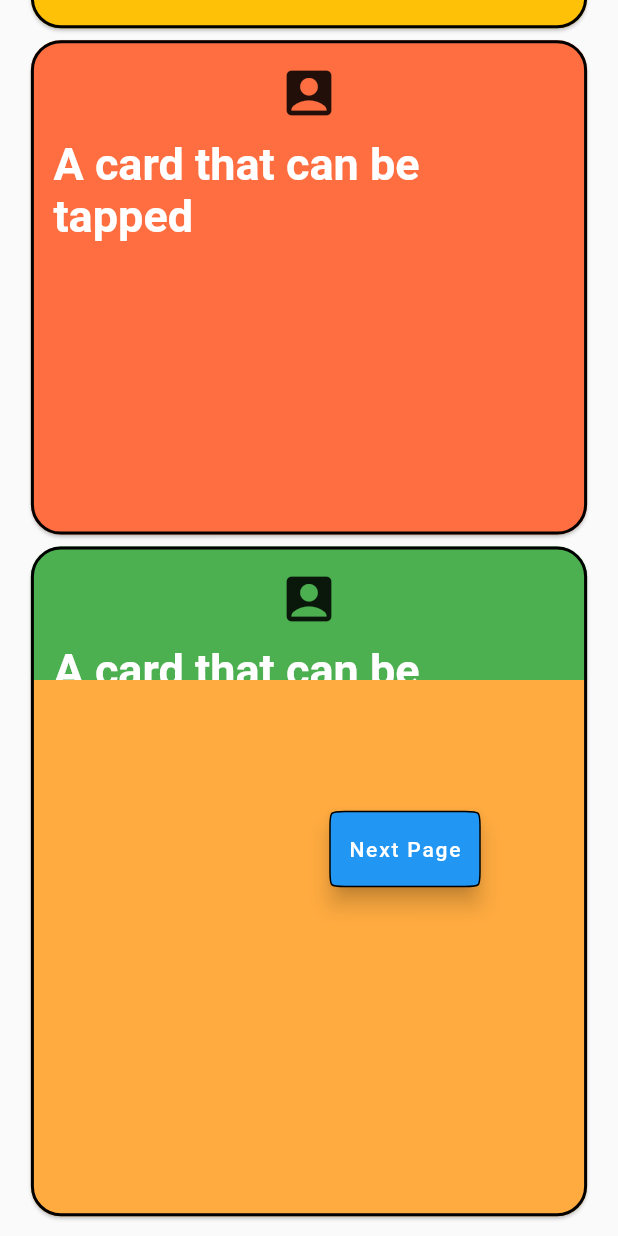
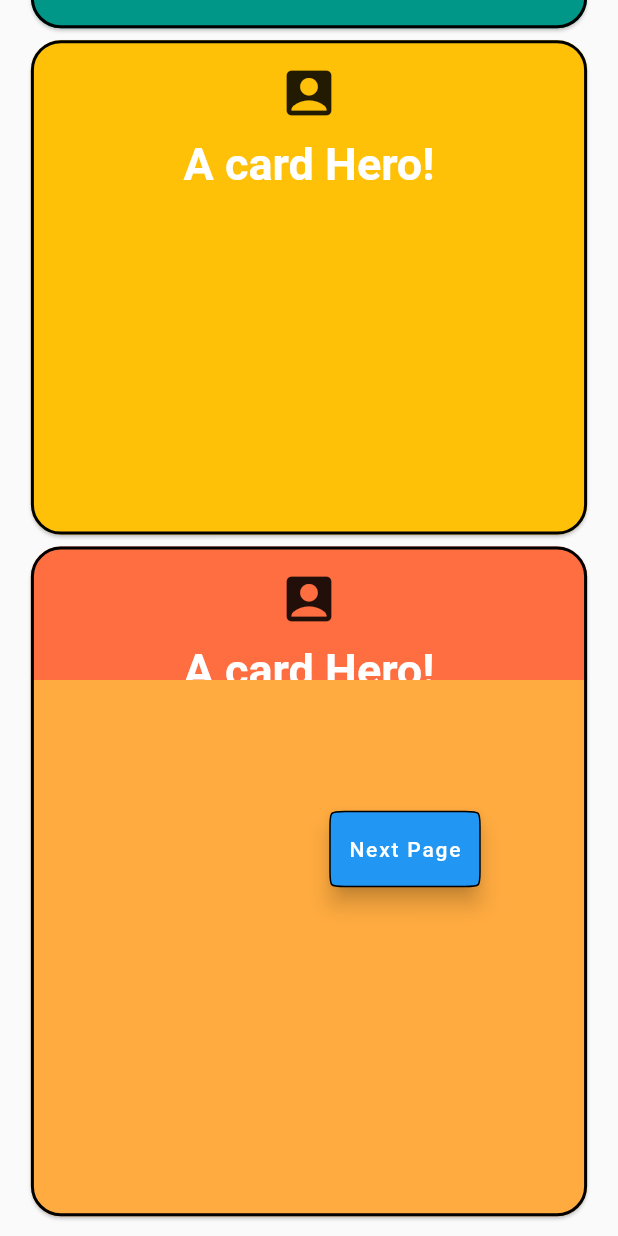
Before and after one commit to RicardoRaymundo/cards_navigation, a Flutter app: the SecondPage screen opened directly, after a tap on "Next Page", on a phone screen of 412 x 824 dp. Run offline on Flutter 3.47's test engine with Material 2 defaults, Android fonts, the phone set to English and light mode, and no system bars.

Commit message:
- Third page ajustada para o uso de Hero

```diff
--- a/lib/cards/small_card.dart
+++ b/lib/cards/small_card.dart
@@ -22,12 +22,7 @@ class SmallCard extends StatelessWidget {
           ),
         ),
         color: this.colors,
-        child: InkWell(
-          splashColor: Colors.blue.withAlpha(30),
-          onTap: () {
-            print('Card tapped.');
-          },
-          child: Container(
+        child: Container(
             width: deviceSize.width * 0.9,
             height: deviceSize.height * 0.4,
             child: Align(
@@ -44,7 +39,7 @@ class SmallCard extends StatelessWidget {
                       height: 10,
                     ),
                     Text(
-                      'A card that can be tapped',
+                      'A card Hero!',
                       style: TextStyle(
                         color: Colors.white,
                         fontSize: 30,
@@ -56,7 +51,7 @@ class SmallCard extends StatelessWidget {
               ),
             ),
           ),
-        ),
+
       ),
 
     );
--- a/lib/pages/detail_page.dart
+++ b/lib/pages/detail_page.dart
@@ -2,6 +2,9 @@ import 'package:flutter/material.dart';
 import 'package:cards_navigation/cards/small_card.dart';
 
 class DetailPage extends StatelessWidget {
+
+  Widget widget;
+  DetailPage({this.widget});
 
   @override
   Widget build(BuildContext context) {
@@ -10,7 +13,7 @@ class DetailPage extends StatelessWidget {
         child: Center(
           child: Hero(
             tag: 'imageHero',
-            child: SmallCard(colors: Colors.amber,)
+            child: this.widget
           ),
         ),
         onTap: () {
--- a/lib/pages/first_page.dart
+++ b/lib/pages/first_page.dart
@@ -56,10 +56,9 @@ class _FirstPageState extends State<FirstPage> {
 
   @override
   Widget build(BuildContext context) {
-    print('PAGINA UM');
     return Scaffold(
       appBar: AppBar(
-        title: Text('Navigation'),
+        title: Text('First Page'),
       ),
       drawer: Drawer(
         child: ListView(
--- a/lib/pages/second_page.dart
+++ b/lib/pages/second_page.dart
@@ -9,10 +9,9 @@ import 'package:cards_navigation/cards/tall_card.dart';
 class SecondPage extends StatelessWidget {
   @override
   Widget build(BuildContext context) {
-    print('PAGINA DOIS');
     return Scaffold(
       appBar: AppBar(
-        title: Text('Navigation'),
+        title: Text('Second Page'),
       ),
       drawer: Drawer(),
       body: Stack(
--- a/lib/pages/third_page.dart
+++ b/lib/pages/third_page.dart
@@ -7,15 +7,17 @@ import 'detail_page.dart';
 class ThirdPage extends StatelessWidget {
 
   List<Widget> cards = [
-
+    SmallCard(colors: Colors.teal,),
+    SmallCard(colors: Colors.amber,),
+    SmallCard(colors: Colors.deepOrangeAccent,),
+    SmallCard(colors: Colors.green,),
   ];
 
   @override
   Widget build(BuildContext context) {
-    print('PAGINA DOIS');
     return Scaffold(
         appBar: AppBar(
-          title: Text('Navigation'),
+          title: Text('Third Page'),
         ),
         drawer: Drawer(),
         body: ListView(
@@ -23,28 +25,47 @@ class ThirdPage extends StatelessWidget {
           children: <Widget>[
             GestureDetector(
               child: Hero(
-                tag: 'imageHero',
-                child: Image.network(
-                  'https://picsum.photos/250?image=9',
-                ),
+                tag: 'CARD 1',
+                child: cards[0]
               ),
               onTap: () {
                 Navigator.push(context, MaterialPageRoute(builder: (_) {
-                  return DetailPage();
+                  return DetailPage(widget: cards[0],);
                 }));
               },
             ),
-            Hero(
-              tag: 'CARD 2',
-              child: SmallCard(colors: Colors.amber,),
+            GestureDetector(
+              child: Hero(
+                  tag: 'CARD 2',
+                  child: cards[1]
+              ),
+              onTap: () {
+                Navigator.push(context, MaterialPageRoute(builder: (_) {
+                  return DetailPage(widget: cards[1],);
+                }));
+              },
             ),
-            Hero(
-              tag: 'CARD 3',
-              child: SmallCard(colors: Colors.deepOrangeAccent,),
+            GestureDetector(
+              child: Hero(
+                  tag: 'CARD 3',
+                  child: cards[2]
+              ),
+              onTap: () {
+                Navigator.push(context, MaterialPageRoute(builder: (_) {
+                  return DetailPage(widget: cards[2],);
+                }));
+              },
             ),
-            Hero(
-              tag: 'CARD 4',
-              child: SmallCard(colors: Colors.green,),
+            GestureDetector(
+              child: Hero(
+                  tag: 'CARD 4',
+                  child: cards[3]
+              ),
+              onTap: () {
+                Navigator.push(context, MaterialPageRoute(builder: (_) {
+                  return DetailPage(widget: cards[3],);
+                }));
+              },
             ),
           ],
         ));
```
